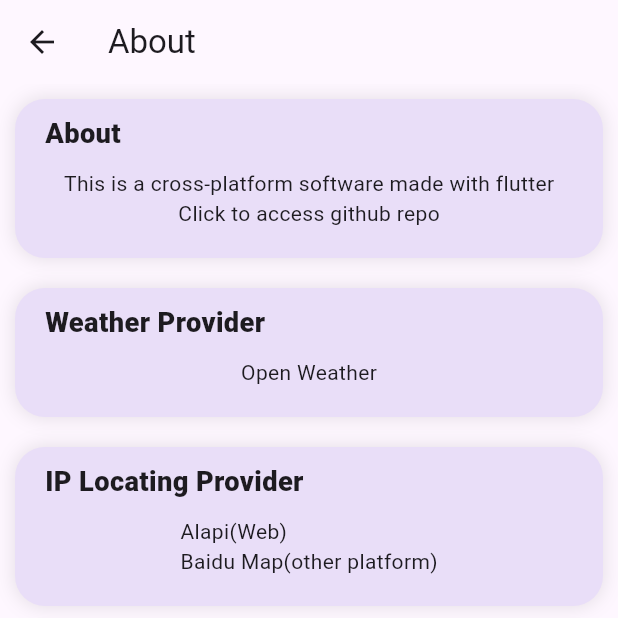
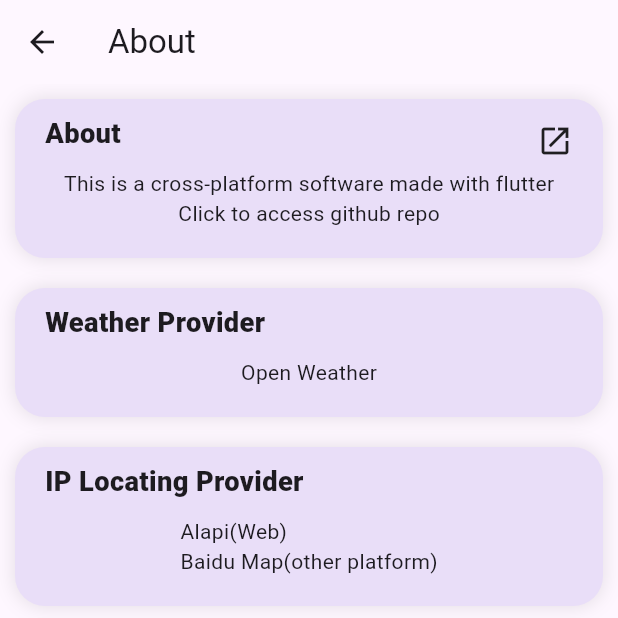
Before and after one commit to 57UU/Shape_Weather, a Flutter app: the About screen opened directly, on a phone screen of 412 x 824 dp, the top half of it. Run offline on Flutter 3.47's test engine with Material 3 defaults, Android fonts, the phone set to English and light mode, and no system bars; our stand-ins replace flutter_colorpicker, package_info_plus, reorderables, shared_preferences, syncfusion_flutter_charts; missing offline and left inert: bitsdojo_window, open_weather_client; accounts and stored records are empty; generated files the repository leaves out were written again.

Commit message:
add more wasm support

```diff
--- a/lib/weather_ui/about.dart
+++ b/lib/weather_ui/about.dart
@@ -1,4 +1,6 @@
+import 'package:flutter/foundation.dart';
 import 'package:flutter/material.dart';
+import 'package:shape_weather/libs/index.dart';
 import 'package:shape_weather/weather_ui/widgets/controls.dart';
 import 'package:url_launcher/url_launcher.dart';
 import 'package:flutter_gen/gen_l10n/app_localizations.dart';
@@ -9,6 +11,7 @@ class About extends StatelessWidget {
 
   @override
   Widget build(BuildContext context) {
+    const isRunningWithWasm = bool.fromEnvironment('dart.tool.dart2wasm');
     return Scaffold(
       appBar: AppBar(
         title: Text(AppLocalizations.of(context)!.about),
@@ -17,6 +20,7 @@ class About extends StatelessWidget {
         children: [
           commonCard(
               context: context,
+              icon: const Icon(Icons.open_in_new),
               title: AppLocalizations.of(context)!.about,
               child: Center(
                 child: Column(
@@ -47,6 +51,18 @@ class About extends StatelessWidget {
             title: AppLocalizations.of(context)!.currentVersion,
             child: Center(child: Text("${AppLocalizations.of(context)!.currentVersion} $currentVersion")),
           ),
+          kIsWeb?commonCard(
+              context: context,
+              title: "Web Mode",
+              icon: const Text("Tap to Get More Info"),
+              child: const Center(child: Text(isRunningWithWasm?"WebAssembly":"JavaScript")),
+              onTap: (context){
+                showInfoDialog(
+                    context: context,
+                    title: "Web Mode",
+                    content: "There are two kinds of web modes, one is webassembly, and another is javascript.\nWebassembly usually comes with better performance, but it need a compatible browser and a customized server.\nHowever, the server of Github Pages can not be customized.");
+              }
+          ):Container()
         ],
       ),
     );
```
Also changed, not shown: pubspec.lock (deleted), 2 other files.
